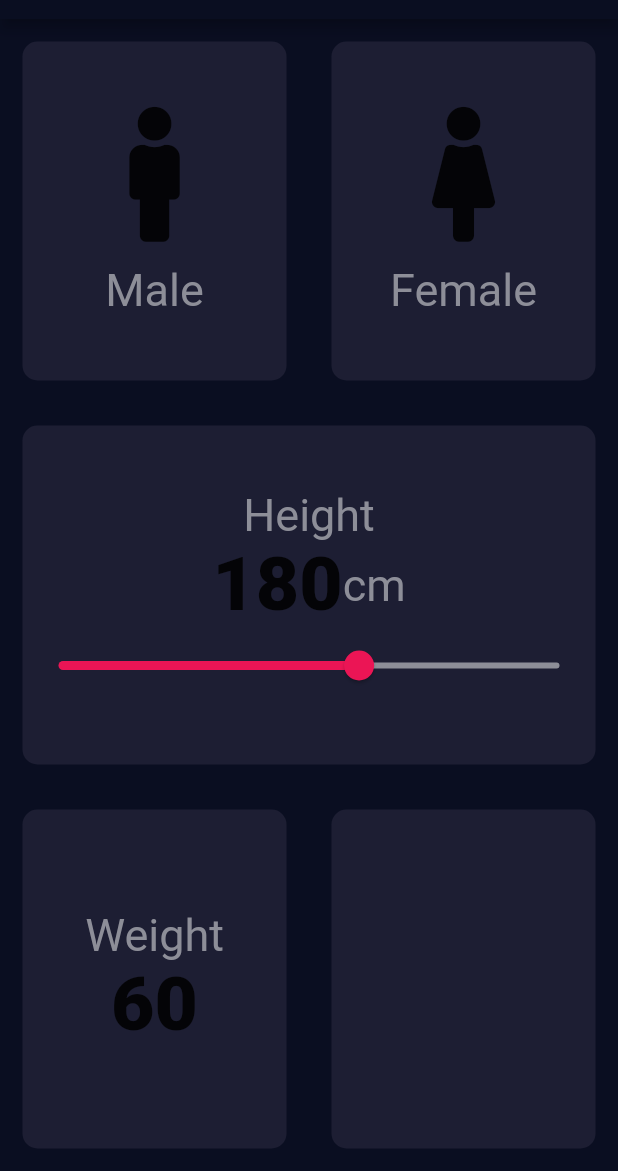
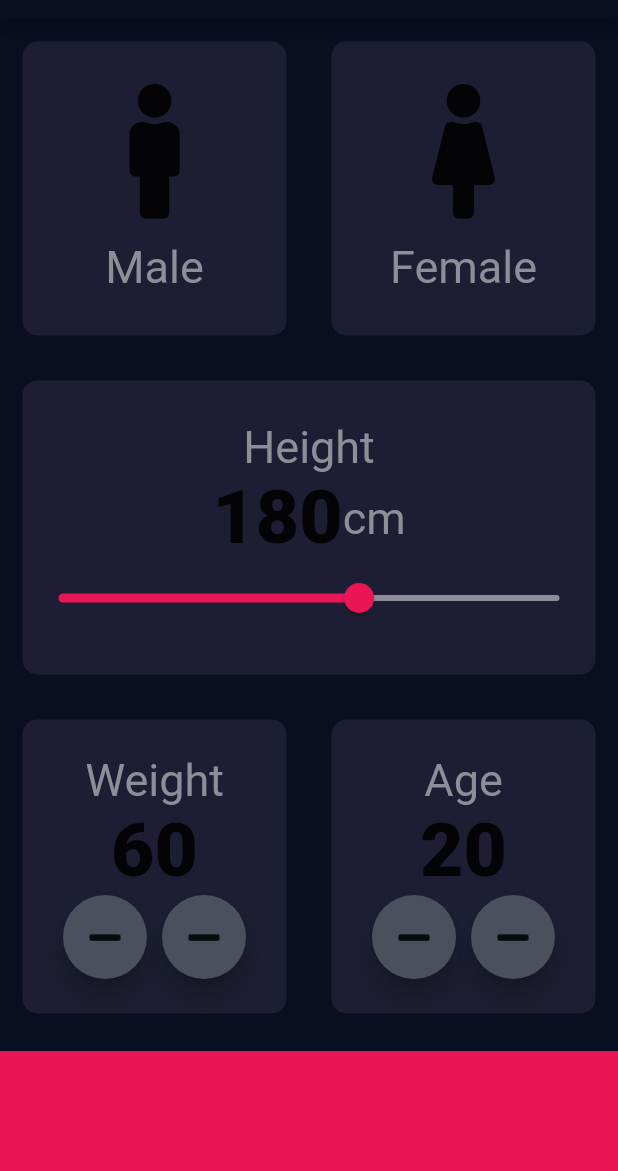
Before and after one commit to Faisalvlog/new_bmi_calculator, a Flutter app: the screen it shows after launch, on a phone screen of 412 x 824 dp, the part 65-1236 px from its top. Run offline on Flutter 3.47's test engine with Material 2 defaults, Android fonts, the phone set to English and light mode, and no system bars; our stand-ins replace font_awesome_flutter.

Commit message:
Lecture 67 part 13 done...

```diff
--- a/lib/MyHomePage.dart
+++ b/lib/MyHomePage.dart
@@ -27,6 +27,7 @@ class _MyHomePageState extends State<MyHomePage> {
  Gender selectGender;
  int sliderHeight=180;
  int sliderweight=60;
+ int sliderAge=20;
 
   Widget build(BuildContext context){
     return Scaffold(
@@ -134,7 +135,24 @@ class _MyHomePageState extends State<MyHomePage> {
                     Row(
                       mainAxisAlignment: MainAxisAlignment.center,
                       children: <Widget>[
+                          RoundIcon(
+                            iconData: FontAwesomeIcons.minus,
+                            onPress: (){
+                              setState(() {
+                                sliderweight--;
+                              });
+                            },
+                          ),
+                        SizedBox(width: 10.0,),
+                        RoundIcon(
 
+                            iconData: FontAwesomeIcons.minus,
+                            onPress: (){
+                              setState(() {
+                                sliderweight++;
+                              });
+                            },
+                          ),
 
                       ],
                     ),
@@ -145,10 +163,54 @@ class _MyHomePageState extends State<MyHomePage> {
 
               Expanded(child:  RepeatContainerCode(
                 colors: Color(0xFF1D1E33),
+                cardwidget: Column(
+                  mainAxisAlignment: MainAxisAlignment.center,
+                  children: <Widget>[
+                    Text(
+                      'Age',
+                      style: kLabelStyle,
                     ),
+                    Text(
+                      sliderAge.toString(),
+                      style: jLabelStyle,
+                    ),
+                    Row(
+                      mainAxisAlignment: MainAxisAlignment.center,
+                      children: <Widget>[
+                        RoundIcon(
+                          iconData: FontAwesomeIcons.minus,
+                          onPress: (){
+                            setState(() {
+                              sliderAge--;
+                            });
+                          },
+                        ),
+                        SizedBox(width: 10.0,),
+                        RoundIcon(
+
+                          iconData: FontAwesomeIcons.minus,
+                          onPress: (){
+                            setState(() {
+                              sliderAge++;
+                            });
+                          },
+                        ),
+
+                      ],
                     ),
                   ],
                 ),
+              ),
+
+              ),
+            ],
+          ),
+          ),
+          Container(
+            color: Color(0xFFEB1555),
+            margin:EdgeInsets.only(top: 10.0),
+            width: double.infinity,
+            height: 80.0,
           ),
         ],
       ),
@@ -163,7 +225,15 @@ class RoundIcon extends StatelessWidget {
   @override
   Widget build(BuildContext context) {
     return RawMaterialButton(
-
+      child: Icon(iconData),
+      onPressed: onPress,
+      elevation: 6.0,
+      constraints: BoxConstraints.tightFor(
+        height: 56.0,
+        width: 56.0,
+      ),
+      shape: CircleBorder(),
+      fillColor: Color(0xFF4C4F5E),
     );
   }
 }
```
Lines whose indentation alone changed are shown as unchanged.
